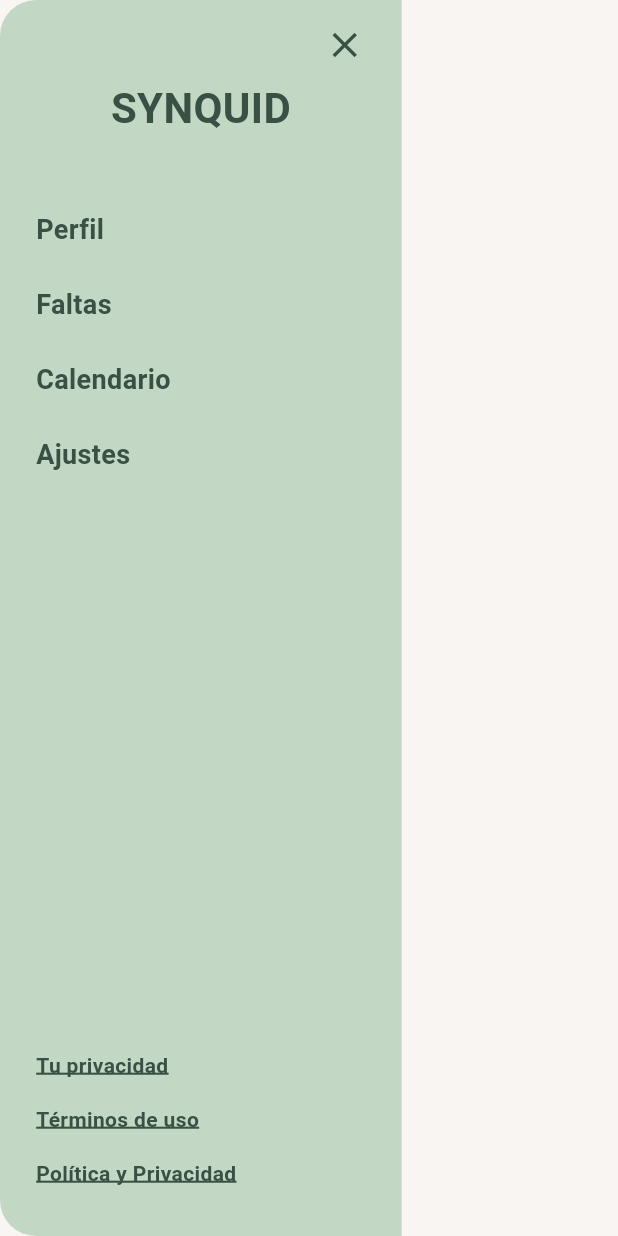
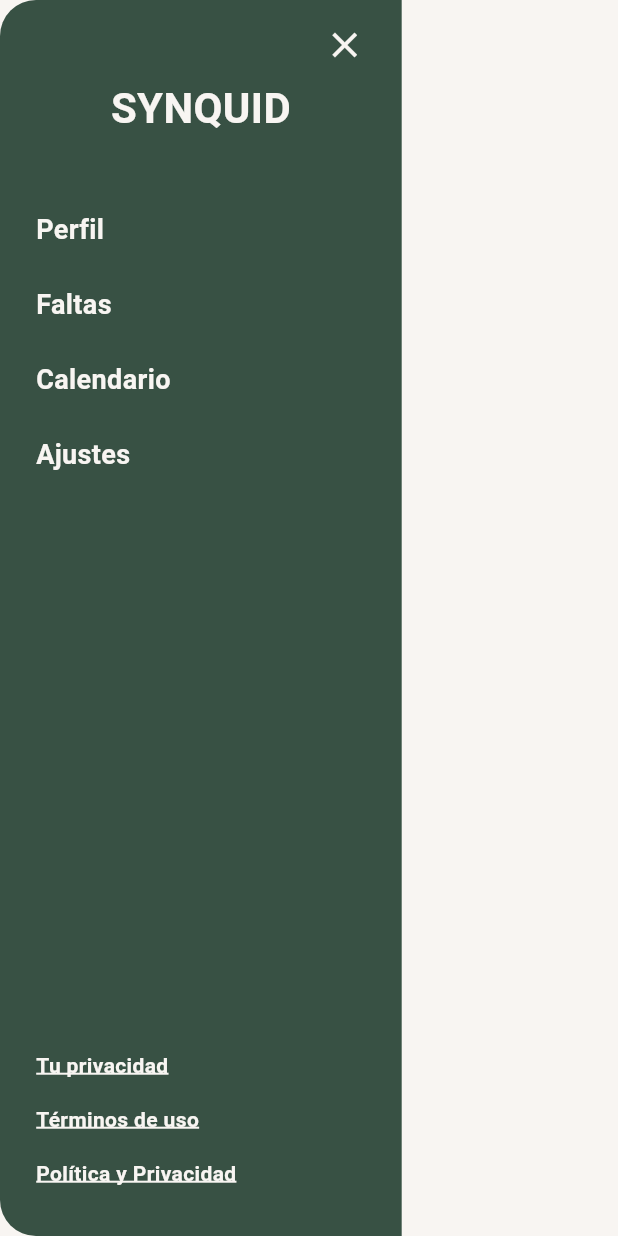
Before and after one commit to ecalderoncuevas/proyectoFinal, a Flutter app: the _DrawerContent widget shown alone on an empty page, opened directly with empty values, on a phone screen of 412 x 824 dp. Run offline on Flutter 3.47's test engine with Material 3 defaults, Android fonts, the phone set to English and light mode, and no system bars; our stand-ins replace dio, easy_localization, flutter_advanced_switch, flutter_secure_storage, font_awesome_flutter, go_router and 2 more; accounts and stored records are empty; Roboto replaces fonts that are missing (Rowdies).

Commit message:
app shell colores hamburgerMenu arreglados 100

```diff
--- a/lib/widgets/app_shell.dart
+++ b/lib/widgets/app_shell.dart
@@ -221,8 +221,8 @@
 
   @override
   Widget build(BuildContext context) {
-    final bgColor = isDark ? AppColors.homeDarkGreen : AppColors.green;
-    final textColor = isDark ? AppColors.homeLightBg : AppColors.homeDarkGreen;
+    final bgColor = isDark ? AppColors.green : AppColors.homeDarkGreen;
+    final textColor = isDark ? AppColors.darkBg : AppColors.homeLightBg;
     final homeRoute =
         isProfessor ? AppRoutes.homeProfessor : AppRoutes.homeStudent;
 
```
